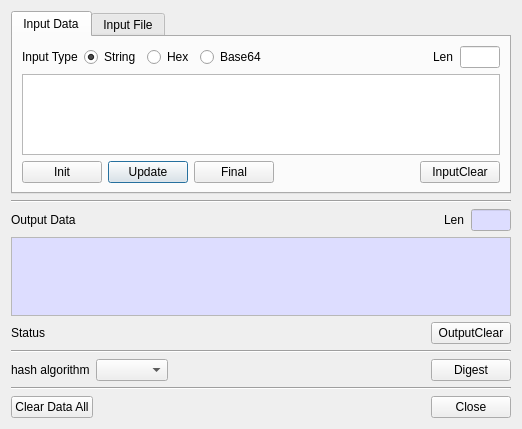
Qt form BerEditor/gen_hash_dlg.ui (jykim74/BerEditor) before a commit.
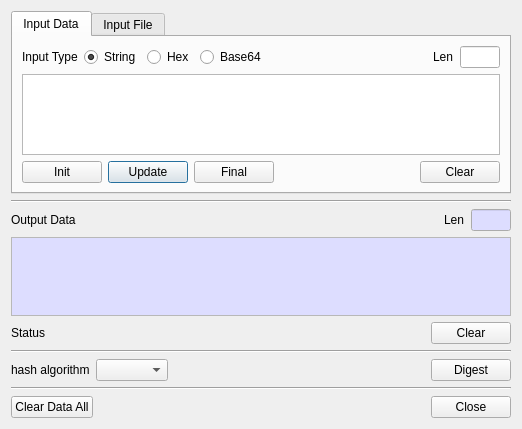
The same form after that commit.

Patch:
```diff
--- a/BerEditor/gen_hash_dlg.ui
+++ b/BerEditor/gen_hash_dlg.ui
@@ -126,7 +126,7 @@
          <item row="0" column="4">
           <widget class="QPushButton" name="mInputClearBtn">
            <property name="text">
-            <string>InputClear</string>
+            <string>Clear</string>
            </property>
           </widget>
          </item>
@@ -686,7 +686,7 @@
      <item row="0" column="2">
       <widget class="QPushButton" name="mOutputClearBtn">
        <property name="text">
-        <string>OutputClear</string>
+        <string>Clear</string>
        </property>
       </widget>
      </item>
```
